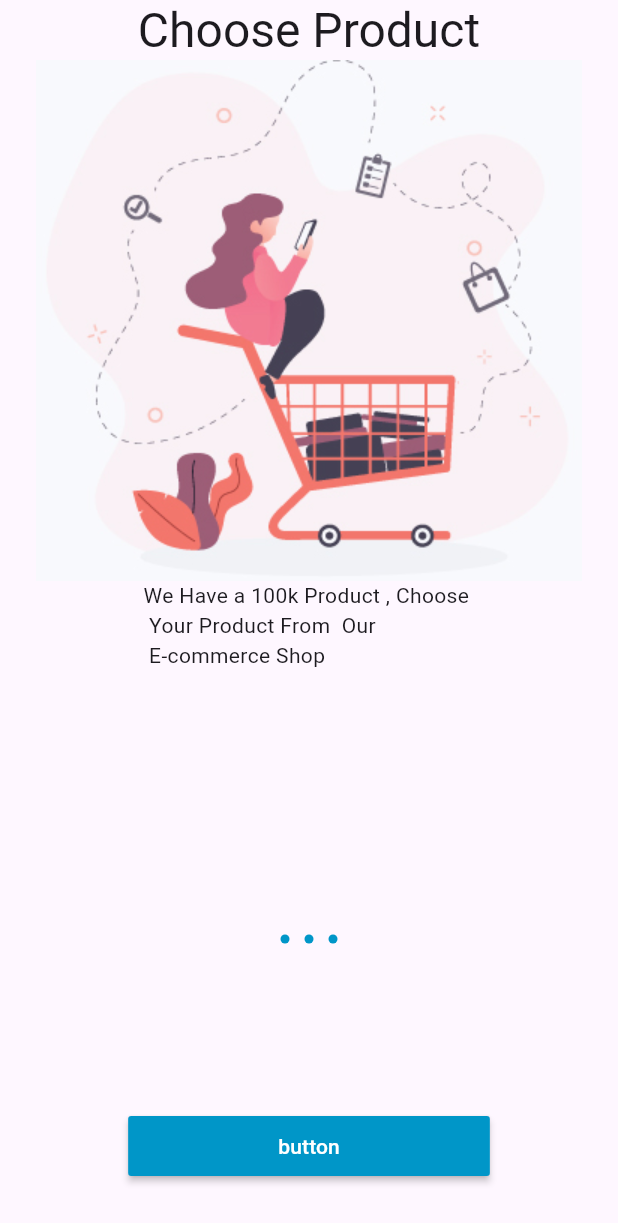
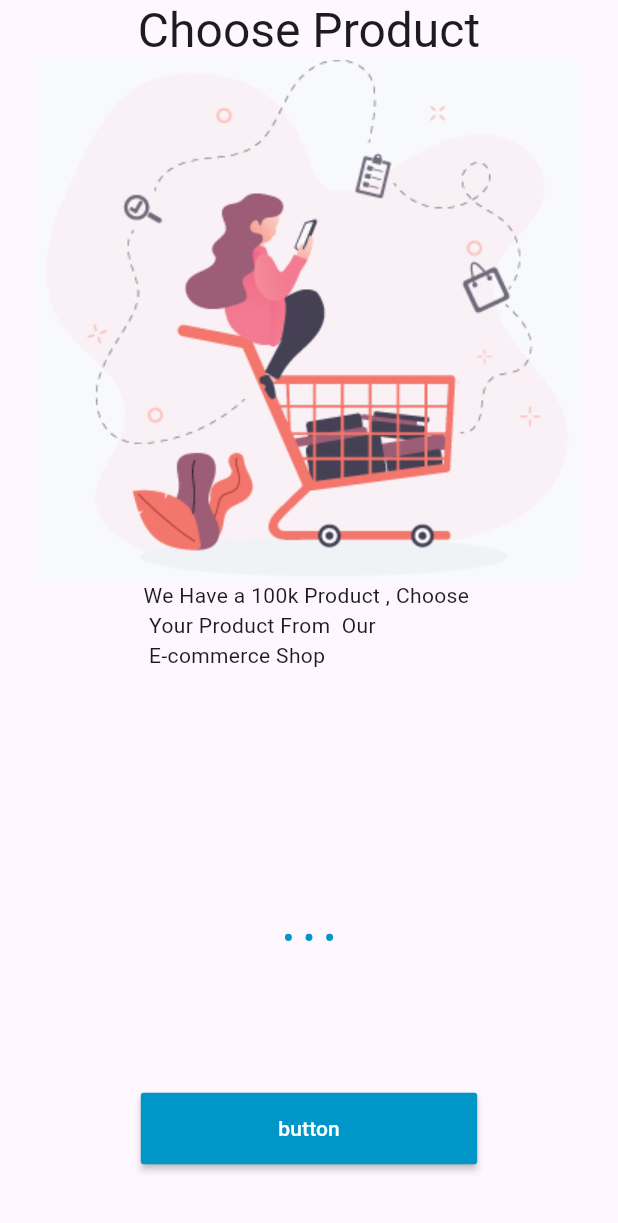
Before and after one commit to Ezzalarab/e_commerce_getx, a Flutter app: the screen it shows after launch, on a phone screen of 412 x 824 dp. Shown: the top 1223 px of the screen. Run offline on Flutter 3.47's test engine with Material 3 defaults, Android fonts, the phone set to English and light mode, and no system bars; our stand-ins replace flutter_screenutil, get; project files that could hold a hidden picture were left out.

Commit message:
add responsive utils

```diff
--- a/lib/app/exports.dart
+++ b/lib/app/exports.dart
@@ -1,3 +1,7 @@
+export 'package:e_commerce_getx/core/constants/ui_values.dart';
+
+export 'package:flutter_screenutil/flutter_screenutil.dart';
+
 export 'package:e_commerce_getx/core/style/app_colors.dart';
 
 export 'package:e_commerce_getx/data/ds/local_ds/local_data.dart';
--- /dev/null
+++ b/lib/core/constants/ui_values.dart
@@ -0,0 +1,12 @@
+class UiValues {
+  static double textScaleFactor = 1.0;
+  static double iconSize = 24.0;
+  static double space4 = 4.0;
+  static double space8 = 8.0;
+  static double space16 = 16.0;
+  static double space20 = 20.0;
+  static double space40 = 40.0;
+  static double space80 = 80.0;
+  static double radius1 = 10.0;
+  static double radius2 = 20.0;
+}
--- a/lib/main.dart
+++ b/lib/main.dart
@@ -9,6 +9,11 @@
 
   @override
   Widget build(BuildContext context) {
+    return ScreenUtilInit(
+        designSize: const Size(360, 690),
+        minTextAdapt: true,
+        splitScreenMode: true,
+        builder: (context, child) {
           return GetMaterialApp(
             title: 'Flutter Demo',
             theme: ThemeData(
@@ -17,5 +22,6 @@
             ),
             home: const OnBoardingPage(),
           );
+        });
   }
 }
--- a/lib/view/pages/on_boarding_page.dart
+++ b/lib/view/pages/on_boarding_page.dart
@@ -42,13 +42,14 @@ class OnBoardingPage extends StatelessWidget {
                       ...List.generate(LocalData.onboardingList.length,
                           (index) {
                         return AnimatedContainer(
-                          margin: const EdgeInsets.all(5),
+                          margin: EdgeInsets.all(UiValues.space4.w),
                           duration: const Duration(seconds: 1),
-                          width: 6,
-                          height: 6,
+                          width: UiValues.space4.w,
+                          height: UiValues.space4.h,
                           decoration: BoxDecoration(
                             color: AppColors.primary,
-                            borderRadius: BorderRadius.circular(10),
+                            borderRadius:
+                                BorderRadius.circular(UiValues.radius1.w),
                           ),
                         );
                       }),
@@ -56,13 +57,14 @@ class OnBoardingPage extends StatelessWidget {
                   ),
                   const Spacer(),
                   Container(
-                    margin: const EdgeInsets.only(bottom: 40),
-                    height: 40,
+                    margin: EdgeInsets.only(bottom: UiValues.space40.h),
+                    height: UiValues.space40.h,
                     decoration: BoxDecoration(
-                      borderRadius: BorderRadius.circular(20),
+                      borderRadius: BorderRadius.circular(UiValues.radius2.w),
                     ),
                     child: MaterialButton(
-                      padding: const EdgeInsets.symmetric(horizontal: 100),
+                      padding:
+                          EdgeInsets.symmetric(horizontal: UiValues.space80.w),
                       color: AppColors.primary,
                       textColor: AppColors.white,
                       onPressed: () {},
--- a/pubspec.yaml
+++ b/pubspec.yaml
@@ -9,8 +9,6 @@ environment:
   sdk: ">=3.2.3 <4.0.0"
 
 dependencies:
-  flutter:
-    sdk: flutter
   auto_animated: ^3.2.0
   badges: ^3.1.2
   cached_network_image: ^3.3.0
@@ -21,8 +19,11 @@ dependencies:
   dropdown_search: ^5.0.6
   firebase_core: ^2.24.2
   firebase_messaging: ^14.7.9
+  flutter:
+    sdk: flutter
   flutter_local_notifications: ^16.3.0
   flutter_polyline_points: ^2.0.0
+  flutter_screenutil: ^5.9.0
   flutter_svg: ^2.0.9
   fluttericon: ^2.0.0
   font_awesome_flutter: ^10.6.0
```
Also changed, not shown: lib/app/extensions.dart (added, +34 -0 lines), pubspec.lock. Lines whose indentation alone changed are shown as unchanged.
